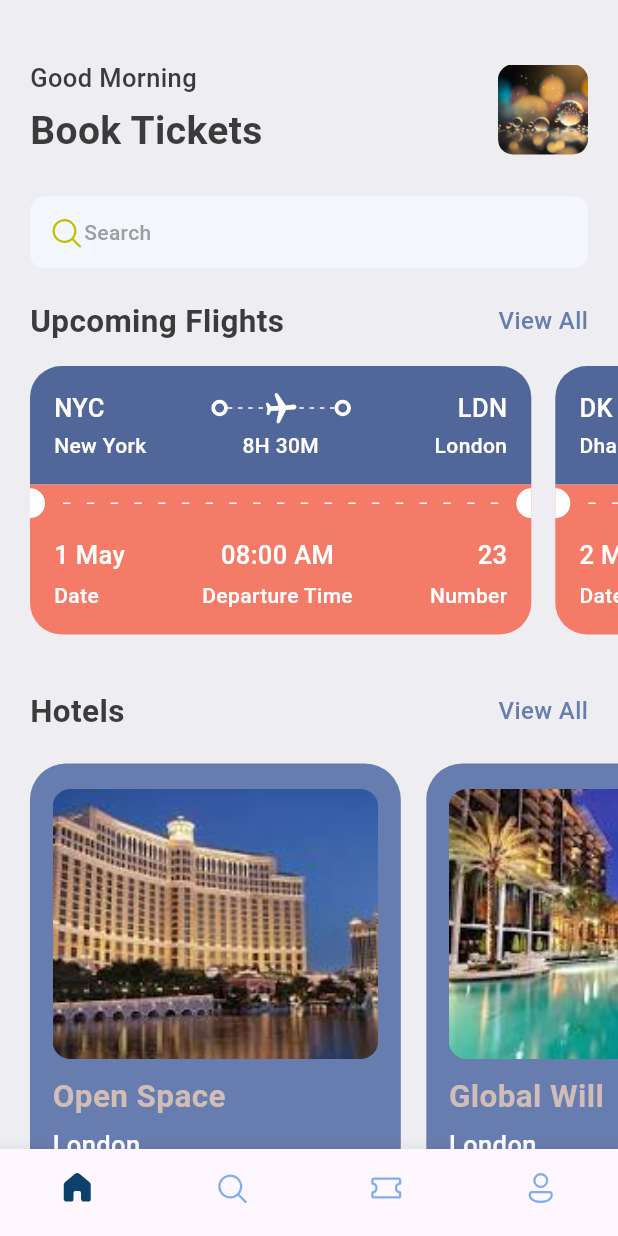
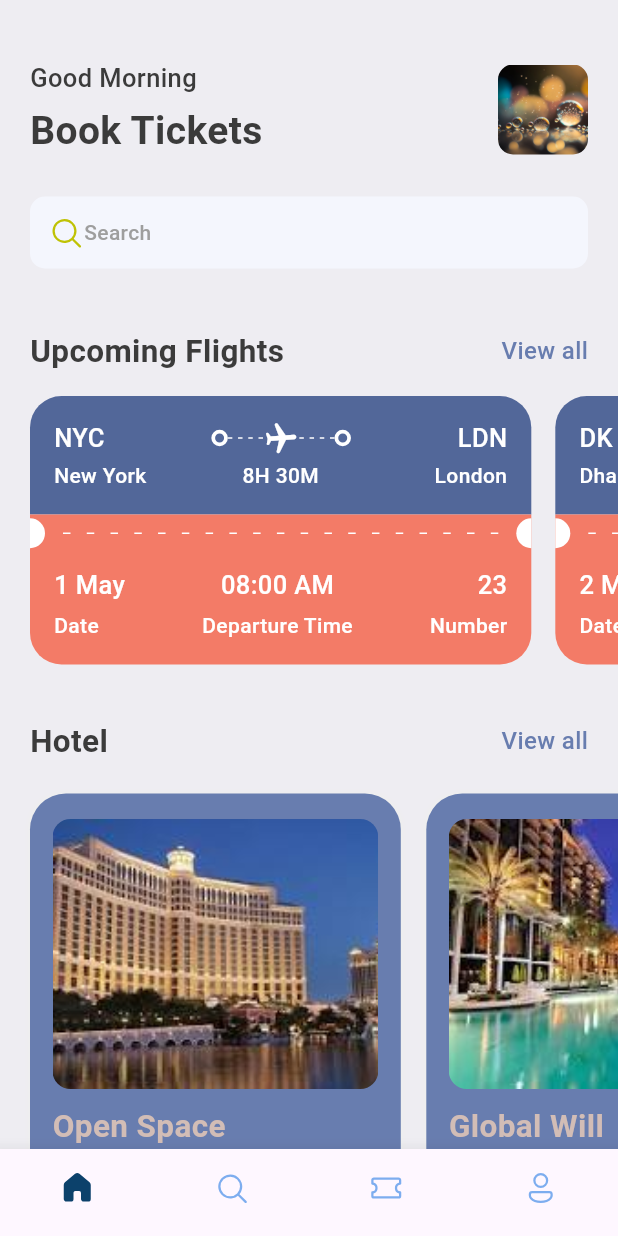
Before and after one commit to ArshaSreenivasan/TicketApp, a Flutter app: the screen it shows after launch, on a phone screen of 412 x 824 dp. Run offline on Flutter 3.47's test engine with Material 3 defaults, Android fonts, the phone set to English and light mode, and no system bars; our stand-ins replace fluentui_icons, gap, get.

```diff
--- a/lib/screens/bottom_bar.dart
+++ b/lib/screens/bottom_bar.dart
@@ -1,6 +1,7 @@
 import 'package:fluentui_icons/fluentui_icons.dart';
 import 'package:flutter/material.dart';
 import 'package:testing/screens/home_screen.dart';
+import 'package:testing/screens/search_screen.dart';
 
 class BottomBar extends StatefulWidget {
   const BottomBar({super.key});
@@ -13,7 +14,8 @@ class _BottomBarState extends State<BottomBar> {
   int _selectedIndex=0;
   static final List<Widget> _widgetOptions = <Widget>[
     const HomeScreen(),
-    const Text('Search'),
+    const SearchScreen(),
+    // const Text('Search'),
     const Text('Ticket'),
     const Text('Profile')
   ];
--- a/lib/screens/home_screen.dart
+++ b/lib/screens/home_screen.dart
@@ -5,6 +5,7 @@ import 'package:testing/screens/hotel_screen.dart';
 import 'package:testing/screens/ticket_view.dart';
 import 'package:testing/utils/app_info_list.dart';
 import 'package:testing/utils/app_styles.dart';
+import 'package:testing/widgets/Double_text_widget.dart';
 
 class HomeScreen extends StatelessWidget {
   const HomeScreen({super.key});
@@ -66,32 +67,37 @@ class HomeScreen extends StatelessWidget {
                     ],
                   ),
                 ),
-                const Gap(20),
-                Row(
-                  mainAxisAlignment: MainAxisAlignment.spaceBetween,
-                  children: [
-                    const Text("Upcoming Flights",
-                        style: Styles.headLineStyle2),
-                    InkWell(
-                        onTap: () {
-                          // print("object");
-                        },
-                        child: Text(
-                          "View All",
-                          style: Styles.textStyle
-                              .copyWith(color: Styles.primaryColor),
-                        ))
-                  ],
-                )
+                const Gap(40),
+                const AppDoubleTextWidget(
+                    bigText: "Upcoming Flights", smallText: "View all")
+
+                // Row(
+                //   mainAxisAlignment: MainAxisAlignment.spaceBetween,
+                //   children: [
+                //     const Text("Upcoming Flights",
+                //         style: Styles.headLineStyle2),
+                //     InkWell(
+                //         onTap: () {
+                //           // print("object");
+                //         },
+                //         child: Text(
+                //           "View All",
+                //           style: Styles.textStyle
+                //               .copyWith(color: Styles.primaryColor),
+                //         ))
+                //   ],
+                // )
               ],
             ),
           ),
           const Gap(15),
-           SingleChildScrollView(
+          SingleChildScrollView(
             scrollDirection: Axis.horizontal,
             padding: const EdgeInsets.only(left: 20),
             child: Row(
-              children: ticketList.map((singleTicket) => TicketView(ticket: singleTicket)).toList(),
+              children: ticketList
+                  .map((singleTicket) => TicketView(ticket: singleTicket))
+                  .toList(),
               // [
               //   TicketView(),
               //   TicketView(),
@@ -100,24 +106,25 @@ class HomeScreen extends StatelessWidget {
           ),
           const Gap(15),
           Container(
-            padding: const EdgeInsets.symmetric(horizontal: 20),
-            child: Row(
-              mainAxisAlignment: MainAxisAlignment.spaceBetween,
-              children: [
-                const Text("Hotels", style: Styles.headLineStyle2),
-                InkWell(
-                  onTap: () {
-                    // print("object");
-                  },
-                  child: Text(
-                    "View All",
-                    style:
-                        Styles.textStyle.copyWith(color: Styles.primaryColor),
-                  ),
-                )
-              ],
-            ),
-          ),
+              padding: const EdgeInsets.symmetric(horizontal: 20),
+              child: const AppDoubleTextWidget(bigText: "Hotel", smallText: "View all"),
+              //  Row(
+              //   mainAxisAlignment: MainAxisAlignment.spaceBetween,
+              //   children: [
+              //     const Text("Hotels", style: Styles.headLineStyle2),
+              //     InkWell(
+              //       onTap: () {
+              //         // print("object");
+              //       },
+              //       child: Text(
+              //         "View All",
+              //         style:
+              //             Styles.textStyle.copyWith(color: Styles.primaryColor),
+              //       ),
+              //     )
+              //   ],
+              // ),
+              ),
           const Gap(15),
           SingleChildScrollView(
             scrollDirection: Axis.horizontal,
--- /dev/null
+++ b/lib/widgets/double_text_widget.dart
@@ -0,0 +1,28 @@
+import 'package:flutter/material.dart';
+import 'package:testing/utils/app_styles.dart';
+
+class AppDoubleTextWidget extends StatelessWidget {
+  final String bigText;
+  final String smallText;
+
+  const AppDoubleTextWidget(
+      {super.key, required this.bigText, required this.smallText});
+
+  @override
+  Widget build(BuildContext context) {
+    return Row(
+      mainAxisAlignment: MainAxisAlignment.spaceBetween,
+      children: [
+        Text(bigText, style: Styles.headLineStyle2),
+        InkWell(
+            onTap: () {
+              // print("object");
+            },
+            child: Text(
+              smallText,
+              style: Styles.textStyle.copyWith(color: Styles.primaryColor),
+            ))
+      ],
+    );
+  }
+}
```
Also changed, not shown: lib/screens/search_screen.dart (added, +126 -0 lines), lib/widgets/icon_text_widget.dart (added, +32 -0 lines), assets/photo.jpeg (added).
